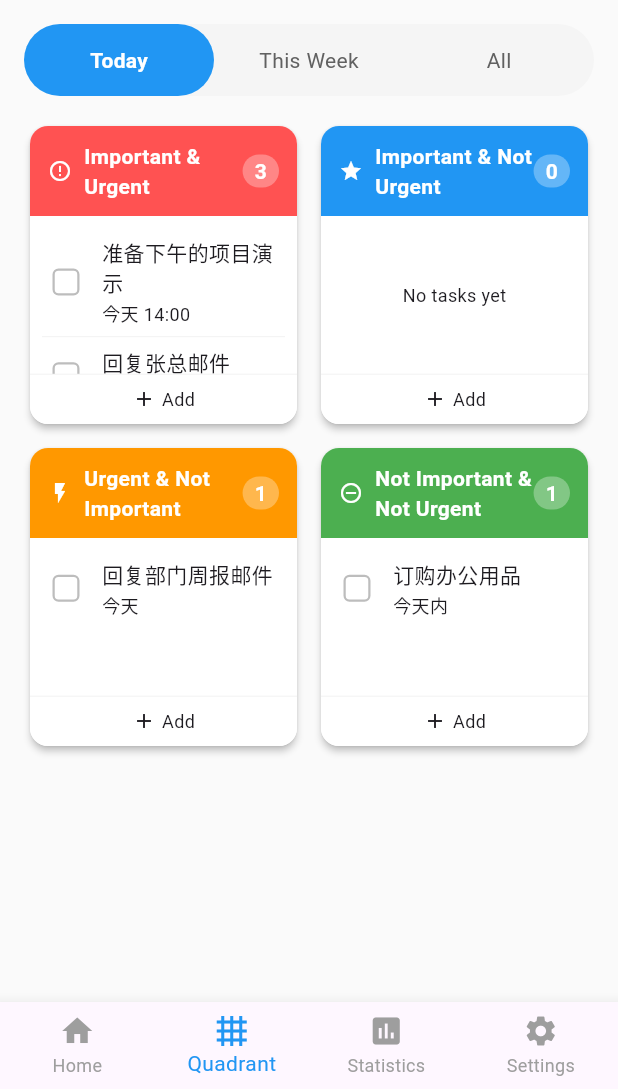
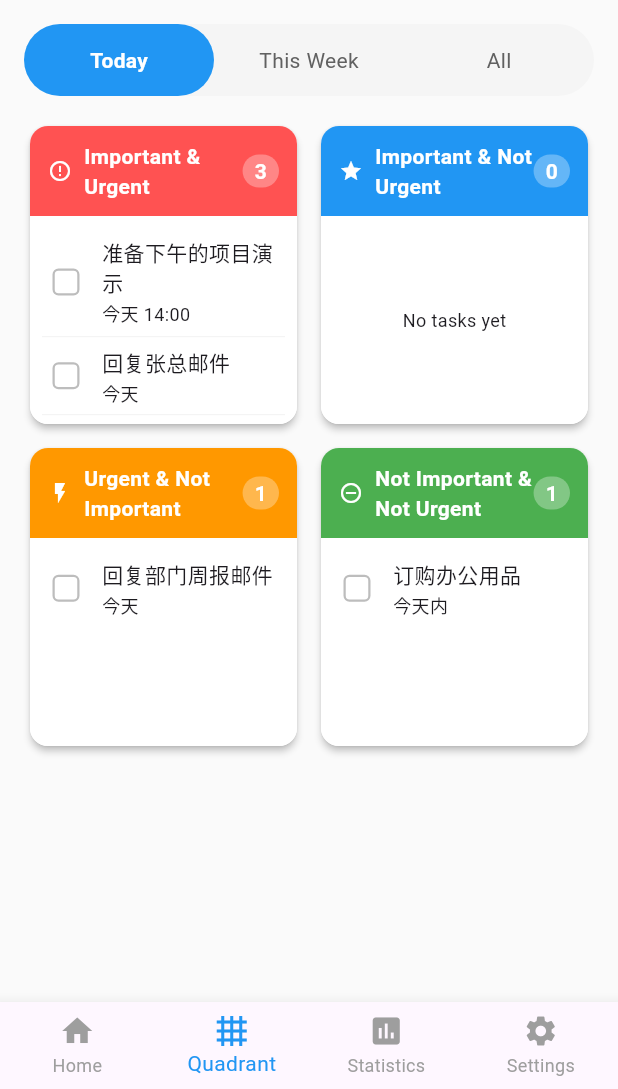
Before and after one commit to LinHQ1999/WiseDo_flutter, a Flutter app: the screen it shows after launch, item 2 of the bottom bar chosen, on a phone screen of 412 x 824 dp, the part 147-1236 px from its top. Run offline on Flutter 3.47's test engine with Material 3 defaults, Android fonts, the phone set to English and light mode, and no system bars; generated files the repository leaves out were written again; Roboto replaces fonts that are missing (微软雅黑).

Commit message:
移除了四象限每一个象限添加任务的按钮

```diff
--- a/lib/screens/home_screen.dart
+++ b/lib/screens/home_screen.dart
@@ -161,12 +161,13 @@ class _HomeScreenState extends State<HomeScreen> {
     final priorityTasks = _tasks.where((task) => task.isPriority).toList();
 
     return Container(
+      width: double.infinity, // 确保容器宽度填满
       decoration: BoxDecoration(
         color: isDark ? const Color(0xFF2C3E50) : const Color(0xFF4A7BF7),
         borderRadius: BorderRadius.circular(16),
       ),
       child: Column(
-        crossAxisAlignment: CrossAxisAlignment.start,
+        crossAxisAlignment: CrossAxisAlignment.stretch, // 使子元素横向拉伸
         children: [
           // 标题部分
           Padding(
@@ -206,12 +207,15 @@ class _HomeScreenState extends State<HomeScreen> {
     return Container(
       margin: const EdgeInsets.fromLTRB(16, 8, 16, 8),
       padding: const EdgeInsets.all(16),
+      width: double.infinity, // 确保宽度填满父容器
       decoration: BoxDecoration(
         color: isDark ? const Color(0xFF3E5064) : const Color(0xFF5F88F8),
         borderRadius: BorderRadius.circular(12),
       ),
+      constraints: const BoxConstraints(minHeight: 90),
       child: Column(
         crossAxisAlignment: CrossAxisAlignment.start,
+        mainAxisAlignment: MainAxisAlignment.center,
         children: [
           Text(
             task.title,
--- a/lib/screens/quadrant_screen.dart
+++ b/lib/screens/quadrant_screen.dart
@@ -203,7 +203,6 @@ class _QuadrantScreenState extends State<QuadrantScreen> {
           title: l10n.quadrantUrgentImportant,
           tasks: _filteredTasks,
           onTaskCompletionChanged: _handleTaskCompletionChanged,
-          onAddTask: () => _showAddTaskDialog(QuadrantType.importantUrgent),
         ),
 
         // 重要不紧急
@@ -212,7 +211,6 @@ class _QuadrantScreenState extends State<QuadrantScreen> {
           title: l10n.quadrantImportantNotUrgent,
           tasks: _filteredTasks,
           onTaskCompletionChanged: _handleTaskCompletionChanged,
-          onAddTask: () => _showAddTaskDialog(QuadrantType.importantNotUrgent),
         ),
 
         // 紧急不重要
@@ -221,7 +219,6 @@ class _QuadrantScreenState extends State<QuadrantScreen> {
           title: l10n.quadrantUrgentNotImportant,
           tasks: _filteredTasks,
           onTaskCompletionChanged: _handleTaskCompletionChanged,
-          onAddTask: () => _showAddTaskDialog(QuadrantType.urgentNotImportant),
         ),
 
         // 不重要不紧急
@@ -230,7 +227,6 @@ class _QuadrantScreenState extends State<QuadrantScreen> {
           title: l10n.quadrantNotUrgentNotImportant,
           tasks: _filteredTasks,
           onTaskCompletionChanged: _handleTaskCompletionChanged,
-          onAddTask: () => _showAddTaskDialog(QuadrantType.notImportantNotUrgent),
         ),
       ],
     );
--- a/lib/widgets/quadrant_section.dart
+++ b/lib/widgets/quadrant_section.dart
@@ -17,9 +17,6 @@ class QuadrantSection extends StatelessWidget {
   /// 任务完成状态变更回调
   final Function(QuadrantTask, bool) onTaskCompletionChanged;
 
-  /// 添加任务回调
-  final VoidCallback onAddTask;
-
   /// 构造函数
   const QuadrantSection({
     Key? key,
@@ -27,7 +24,6 @@ class QuadrantSection extends StatelessWidget {
     required this.title,
     required this.tasks,
     required this.onTaskCompletionChanged,
-    required this.onAddTask,
   }) : super(key: key);
 
   @override
@@ -128,45 +124,6 @@ class QuadrantSection extends StatelessWidget {
                     ),
             ),
           ),
-
-          // 添加按钮
-          Container(
-            decoration: BoxDecoration(
-              color: backgroundColor,
-              border: Border(
-                top: BorderSide(color: borderColor!, width: 0.5),
-              ),
-            ),
-            child: Material(
-              color: Colors.transparent,
-              child: InkWell(
-                onTap: onAddTask,
-                child: Padding(
-                  padding: const EdgeInsets.symmetric(vertical: 8.0),
-                  child: Center(
-                    child: Row(
-                      mainAxisSize: MainAxisSize.min,
-                      children: [
-                        Icon(
-                          Icons.add,
-                          size: 16,
-                          color: theme.textTheme.bodyMedium?.color,
-                        ),
-                        const SizedBox(width: 4),
-                        Text(
-                          l10n.addTask,
-                          style: TextStyle(
-                            fontSize: 12,
-                            color: theme.textTheme.bodyMedium?.color,
-                          ),
-                        ),
-                      ],
-                    ),
-                  ),
-                ),
-              ),
-            ),
-          ),
         ],
       ),
     );
```
Also changed, not shown: 12 other files.
